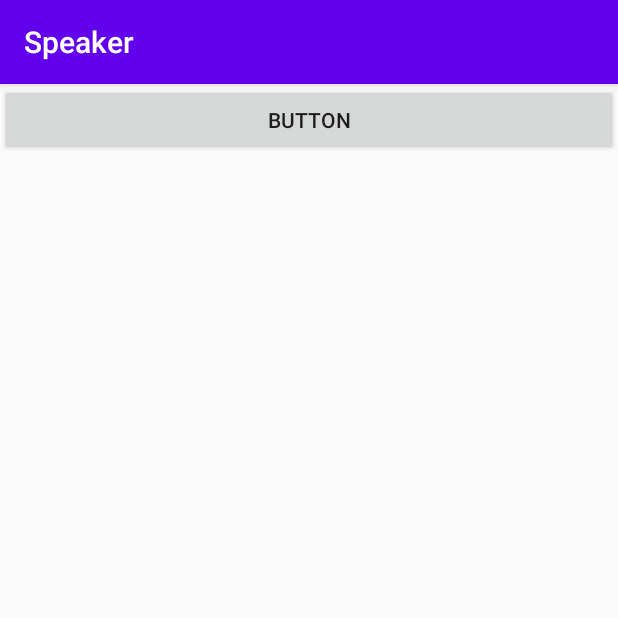
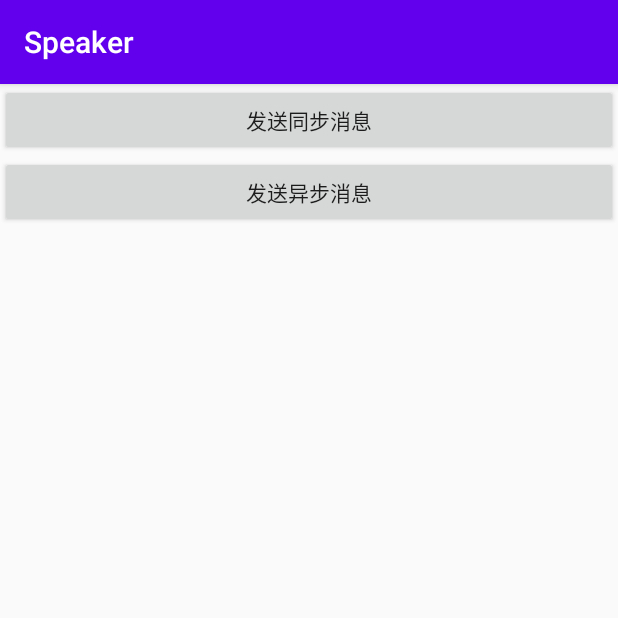
Before and after one commit to bestyize/AutoBus, an Android app: the screen it shows after launch (MainActivity), on a phone screen of 412 x 824 dp, the top half of it. Run offline under Robolectric (Android 15) with nearby library versions, the phone set to English and light mode, and no system bars.

Commit message:
添加异步消息发送能力

```diff
--- a/app/speaker/src/main/java/com/yize/speaker/Speaker.java
+++ b/app/speaker/src/main/java/com/yize/speaker/Speaker.java
@@ -151,7 +151,7 @@ public class Speaker {
                         e.printStackTrace();
                     }
                 }else {
-                    mainPoster.commit();
+                    mainPoster.commit(topic,msg);
                 }
                 break;
             default:
--- a/app/speaker/src/main/java/com/yize/speaker/Topic.java
+++ b/app/speaker/src/main/java/com/yize/speaker/Topic.java
@@ -2,7 +2,10 @@ package com.yize.speaker;
 
 import com.yize.speaker.listener.ListenerMethod;
 
-public class Topic {
+import java.io.Serializable;
+
+public class Topic implements Serializable {
+    public static final int serialVersionUid=0x12345678;
     public final Object listener;
     public final ListenerMethod listenerMethod;
 
--- a/app/speaker/src/main/java/com/yize/speaker/poster/Poster.java
+++ b/app/speaker/src/main/java/com/yize/speaker/poster/Poster.java
@@ -1,5 +1,7 @@
 package com.yize.speaker.poster;
 
+import com.yize.speaker.Topic;
+
 public interface Poster {
-    void commit();
+    void commit(Topic topic,Object msg);
 }
--- a/app/src/main/res/layout/activity_main.xml
+++ b/app/src/main/res/layout/activity_main.xml
@@ -3,6 +3,7 @@
     xmlns:android="http://schemas.android.com/apk/res/android"
     xmlns:app="http://schemas.android.com/apk/res-auto"
     xmlns:tools="http://schemas.android.com/tools"
+    android:orientation="vertical"
     android:layout_width="match_parent"
     android:layout_height="match_parent"
     tools:context=".MainActivity">
@@ -12,6 +13,11 @@
         android:id="@+id/btnSendMsg"
         android:layout_width="match_parent"
         android:layout_height="wrap_content"
-        android:text="Button" />
+        android:text="发送同步消息" />
+    <Button
+        android:id="@+id/btnSendAsyncMsg"
+        android:layout_width="match_parent"
+        android:layout_height="wrap_content"
+        android:text="发送异步消息"></Button>
 
 </LinearLayout>
```
Also changed, not shown: app/speaker/src/main/java/com/yize/speaker/poster/impl/MainPoster.java (+8 -2 lines), app/src/main/java/com/yize/speaker/MainActivity.java (+23 -9 lines).
